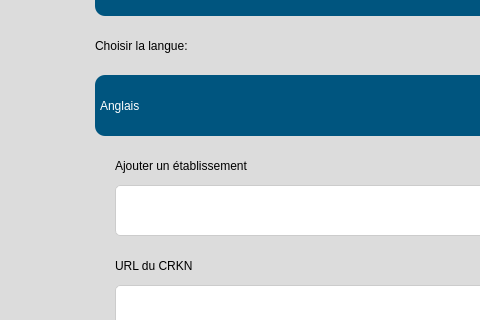
Old version of the form src/user_interface/french_settingsPage.ui in the repository eppenney/eBook-Perpetual-Access-Rights-Tracker; both pictures show x 195 to 675 and y 275 to 595 of the 1183 by 877 pixel window.
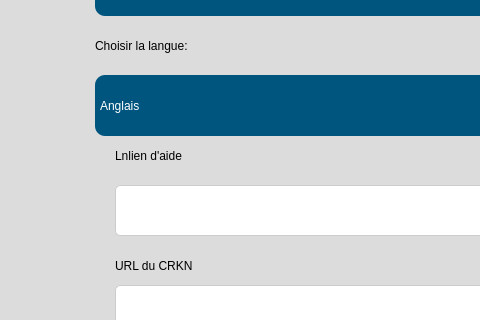
New version of the form. Icons and pictures are not drawn.

Diff of the .ui file:
```diff
--- a/src/user_interface/french_settingsPage.ui
+++ b/src/user_interface/french_settingsPage.ui
@@ -218,7 +218,7 @@
     <property name="geometry">
      <rect>
       <x>320</x>
-      <y>420</y>
+      <y>410</y>
       <width>251</width>
       <height>41</height>
      </rect>
@@ -228,7 +228,7 @@
 color: rgb(0, 0, 0);</string>
     </property>
     <property name="text">
-     <string>Ajouter un établissement</string>
+     <string>Lnlien d'aide</string>
     </property>
    </widget>
    <widget class="QLabel" name="UniversityLabel_7">
```
Left out of the diff: 4 changed lines with no effect on the pictures. Lines whose indentation alone changed are shown as unchanged.
